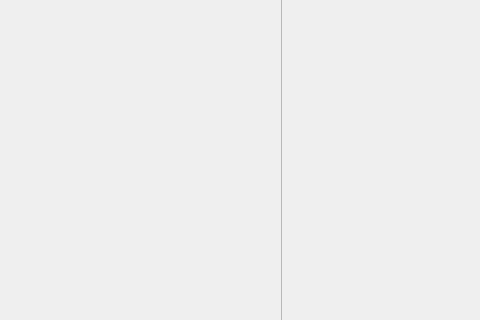
This is mainwindow.ui in Ptts2/AC-02 as Qt 5 draws it before an edit; both pictures show x 329 to 809 and y 190 to 510 of the 809 by 601 pixel window. The edited form follows.
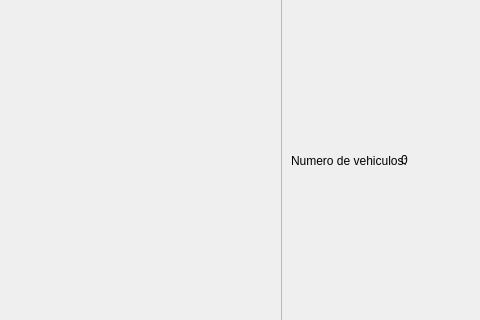
This is the edited form.

Patch:
```diff
--- a/mainwindow.ui
+++ b/mainwindow.ui
@@ -80,6 +80,32 @@
      <string>EXIT</string>
     </property>
    </widget>
+   <widget class="QLabel" name="numvehiculos_text">
+    <property name="geometry">
+     <rect>
+      <x>620</x>
+      <y>320</y>
+      <width>121</width>
+      <height>61</height>
+     </rect>
+    </property>
+    <property name="text">
+     <string>Numero de vehiculos: </string>
+    </property>
+   </widget>
+   <widget class="QLabel" name="numvehiculos">
+    <property name="geometry">
+     <rect>
+      <x>730</x>
+      <y>340</y>
+      <width>47</width>
+      <height>20</height>
+     </rect>
+    </property>
+    <property name="text">
+     <string>0</string>
+    </property>
+   </widget>
   </widget>
   <widget class="QStatusBar" name="statusbar"/>
  </widget>
```
